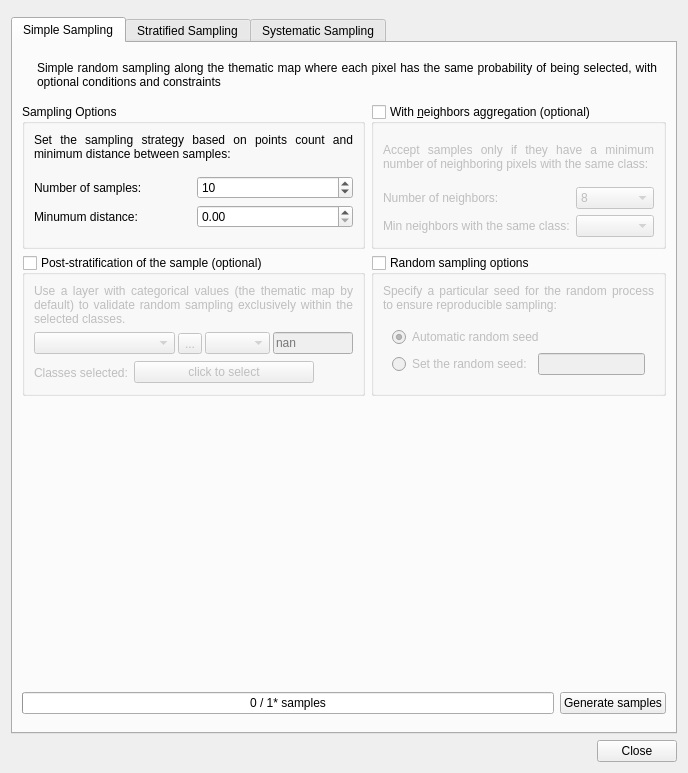
The window that ui/sampling_design_window.ui (SMByC/AcATaMa) describes before a commit, drawn with Qt 5.
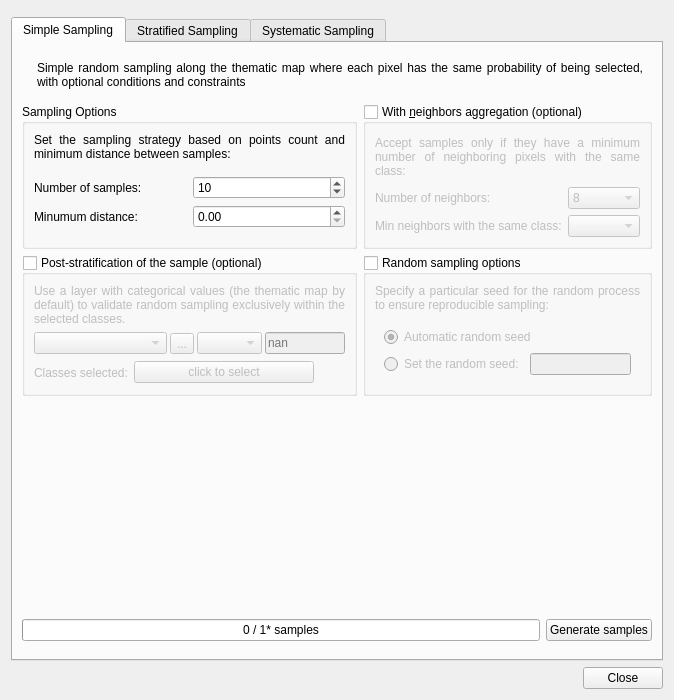
The same window after the commit. Icons and pictures are not drawn. Custom widgets are drawn as their Qt base class.

Commit message: Changing default window sizes

The edit to the form file:
```diff
--- a/ui/sampling_design_window.ui
+++ b/ui/sampling_design_window.ui
@@ -6,8 +6,8 @@
    <rect>
     <x>0</x>
     <y>0</y>
-    <width>688</width>
-    <height>773</height>
+    <width>600</width>
+    <height>700</height>
    </rect>
   </property>
   <property name="windowTitle">
```
The commit also changes 2 other files.
